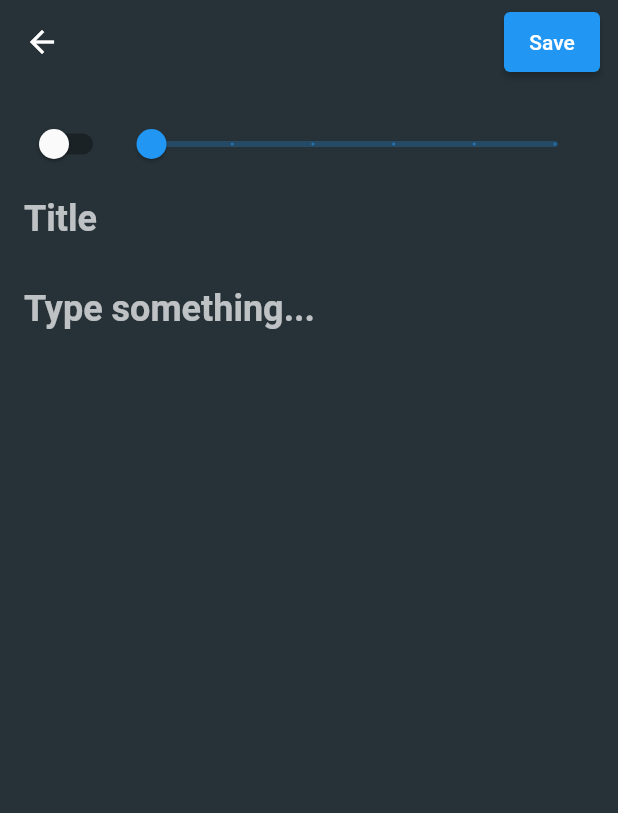
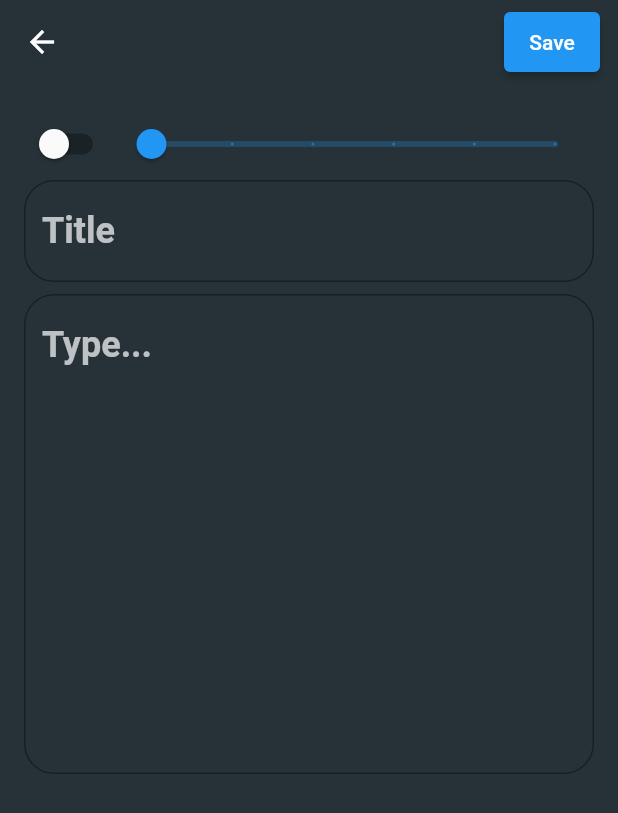
Before and after one commit to yaxye3215/note-app, a Flutter app: the screen it shows after launch, after a tap on the "add" icon, on a phone screen of 412 x 824 dp. Shown: the top 813 px of the screen. Run offline on Flutter 3.47's test engine with Material 2 defaults, Android fonts, the phone set to English and light mode, and no system bars; our stand-ins replace sqflite; accounts and stored records are empty.

Commit message:
todo-app

```diff
--- a/lib/main.dart
+++ b/lib/main.dart
@@ -11,6 +11,7 @@ class MyApp extends StatelessWidget {
   @override
   Widget build(BuildContext context) {
     return MaterialApp(
+      debugShowCheckedModeBanner: false,
       title: 'Flutter Demo',
       theme: ThemeData(
           primaryColor: Colors.black,
--- a/lib/model/note.dart
+++ b/lib/model/note.dart
@@ -20,7 +20,7 @@ class Note {
   final DateTime createdTime;
 
   Note(
-      { this.id,
+      {this.id,
       required this.isImportant,
       required this.number,
       required this.title,
--- a/lib/pages/note_page.dart
+++ b/lib/pages/note_page.dart
@@ -1,6 +1,4 @@
 import 'package:flutter/material.dart';
-import 'package:flutter/src/foundation/key.dart';
-import 'package:flutter/src/widgets/framework.dart';
 import 'package:flutter_staggered_grid_view/flutter_staggered_grid_view.dart';
 import 'package:note_app/database/note_database.dart';
 import 'package:note_app/pages/note_detail_page.dart';
@@ -49,7 +47,7 @@ class _NotePageState extends State<NotePage> {
             ? const CircularProgressIndicator()
             : notes.isEmpty
                 ? const Text(
-                    "kosong",
+                    "xasuus qor maku qorno",
                     style: TextStyle(color: Colors.white, fontSize: 24),
                   )
                 : buildNotesView(),
@@ -57,7 +55,7 @@ class _NotePageState extends State<NotePage> {
       floatingActionButton: FloatingActionButton(
         onPressed: () async {
           final route =
-              MaterialPageRoute(builder: (context) => AddEditNotePage());
+              MaterialPageRoute(builder: (context) => const AddEditNotePage());
           await Navigator.push(context, route);
           refreshNotes();
         },
--- a/lib/widgets/Note_form_widget.dart
+++ b/lib/widgets/Note_form_widget.dart
@@ -1,6 +1,5 @@
+//ignore: file_names
 import 'package:flutter/material.dart';
-import 'package:flutter/src/foundation/key.dart';
-import 'package:flutter/src/widgets/framework.dart';
 
 class NoteFormWidget extends StatelessWidget {
   final bool isImportant;
@@ -63,10 +62,16 @@ class NoteFormWidget extends StatelessWidget {
         fontWeight: FontWeight.bold,
         fontSize: 24,
       ),
-      decoration: const InputDecoration(
-          border: InputBorder.none,
+      decoration: InputDecoration(
+          border: OutlineInputBorder(
+            borderSide: const BorderSide(width: 3, color: Colors.white30),
+            borderRadius: BorderRadius.circular(20),
+          ),
+          focusedBorder: OutlineInputBorder(
+              borderSide: const BorderSide(width: 1, color: Colors.white30),
+              borderRadius: BorderRadius.circular(20)),
           hintText: "Title",
-          hintStyle: TextStyle(color: Colors.white70)),
+          hintStyle: const TextStyle(color: Colors.white70)),
       validator: (title) {
         return title != null && title.isEmpty
             ? 'The title cannot be empty'
@@ -78,17 +83,23 @@ class NoteFormWidget extends StatelessWidget {
 
   Widget buildDescriptionField() {
     return TextFormField(
-      maxLines: 5,
+      maxLines: 10,
       initialValue: description,
       style: const TextStyle(
         color: Colors.white70,
         fontWeight: FontWeight.bold,
         fontSize: 24,
       ),
-      decoration: const InputDecoration(
-          border: InputBorder.none,
-          hintText: "Type something...",
-          hintStyle: TextStyle(color: Colors.white70)),
+      decoration: InputDecoration(
+          border: OutlineInputBorder(
+            borderSide: const BorderSide(width: 3, color: Colors.white30),
+            borderRadius: BorderRadius.circular(20),
+          ),
+          focusedBorder: OutlineInputBorder(
+              borderSide: const BorderSide(width: 1, color: Colors.white30),
+              borderRadius: BorderRadius.circular(20)),
+          hintText: "Type...",
+          hintStyle: const TextStyle(color: Colors.white70)),
       validator: (description) {
         return description != null && description.isEmpty
             ? 'The description cannot be empty'
```
Also changed, not shown: lib/database/note_database.dart (+4 -3 lines), lib/pages/note_detail_page.dart (+16 -6 lines), lib/widgets/note_card_widget.dart (+6 -3 lines), pubspec.lock, 1 other file.
